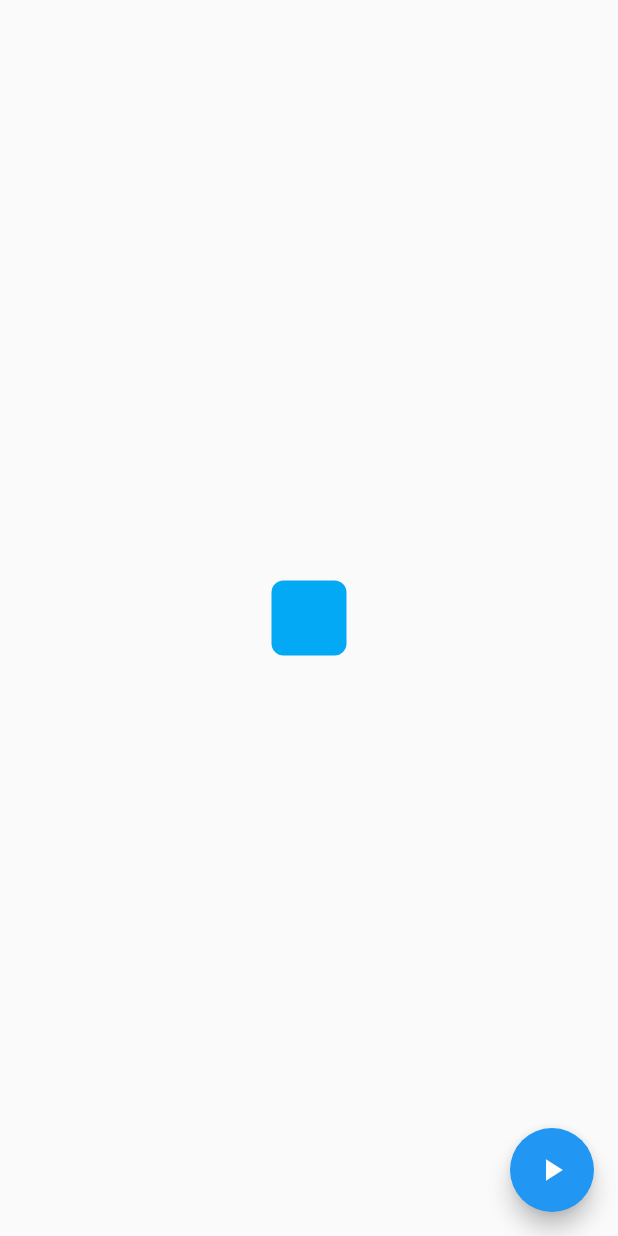
After one commit to handika231/flutter-codelabs, a Flutter app: the screen it shows after launch, after a tap on "AnimatedControllerPage", on a phone screen of 412 x 824 dp. The commit adds this screen. Run offline on Flutter 3.47's test engine with Material 2 defaults, Android fonts, the phone set to English and light mode, and no system bars; our stand-ins replace adaptive_dialog, top_snackbar_flutter.

Commit message:
add animated controller

```diff
--- /dev/null
+++ b/animation_flutter_app/lib/pages/animated_controller_page.dart
@@ -0,0 +1,52 @@
+import 'dart:math';
+
+import 'package:flutter/material.dart';
+
+class AnimatedControllerPage extends StatefulWidget {
+  const AnimatedControllerPage({Key? key}) : super(key: key);
+
+  @override
+  State<AnimatedControllerPage> createState() => _AnimatedControllerPageState();
+}
+
+class _AnimatedControllerPageState extends State<AnimatedControllerPage> {
+  double _height = 50;
+  double _width = 50;
+  Color _color = Colors.lightBlue;
+  BorderRadiusGeometry _borderRadius = BorderRadius.circular(8);
+  @override
+  Widget build(BuildContext context) {
+    return Scaffold(
+      floatingActionButton: FloatingActionButton(
+        onPressed: () {
+          setState(() {
+            Random random = Random();
+            _color = Color.fromRGBO(
+              random.nextInt(256),
+              random.nextInt(256),
+              random.nextInt(256),
+              1,
+            );
+            _width = random.nextInt(300).toDouble();
+            _height = random.nextInt(300).toDouble();
+            _borderRadius =
+                BorderRadius.circular(random.nextInt(100).toDouble());
+          });
+        },
+        child: const Icon(Icons.play_arrow),
+      ),
+      body: Center(
+        child: AnimatedContainer(
+          curve: Curves.fastOutSlowIn,
+          width: _width,
+          height: _height,
+          decoration: BoxDecoration(
+            color: _color,
+            borderRadius: _borderRadius,
+          ),
+          duration: const Duration(seconds: 1),
+        ),
+      ),
+    );
+  }
+}
--- a/animation_flutter_app/lib/pages/home_page.dart
+++ b/animation_flutter_app/lib/pages/home_page.dart
@@ -1,3 +1,4 @@
+import 'package:animation_flutter_app/pages/animated_controller_page.dart';
 import 'package:flutter/material.dart';
 
 import 'other_page.dart';
@@ -20,8 +21,24 @@ class HomePage extends StatelessWidget {
             ElevatedButton(
               child: const Text('Other Page'),
               onPressed: () {
-                Navigator.push(context, _createRoute());
+                Navigator.push(
+                  context,
+                  _createRoute(
+                    const OtherPage(),
+                  ),
+                );
               },
+            ),
+            ElevatedButton(
+              onPressed: () {
+                Navigator.push(
+                  context,
+                  _createRoute(
+                    const AnimatedControllerPage(),
+                  ),
+                );
+              },
+              child: const Text('AnimatedControllerPage'),
             ),
           ],
         ),
@@ -29,13 +46,12 @@ class HomePage extends StatelessWidget {
     );
   }
 
-  Route _createRoute() {
+  Route _createRoute(Widget page) {
     return PageRouteBuilder(
       pageBuilder: (context, animation, secondaryAnimation) {
-        return const OtherPage();
+        return page;
       },
       transitionsBuilder: (context, animation, secondaryAnimation, child) {
-        print(child);
         const begin = Offset(1.0, 0.0);
         const end = Offset.zero;
         const curve = Curves.ease;
--- a/animation_flutter_app/lib/pages/pages.dart
+++ b/animation_flutter_app/lib/pages/pages.dart
@@ -1 +1,2 @@
+export 'animated_controller_page.dart';
 export 'home_page.dart';
```
